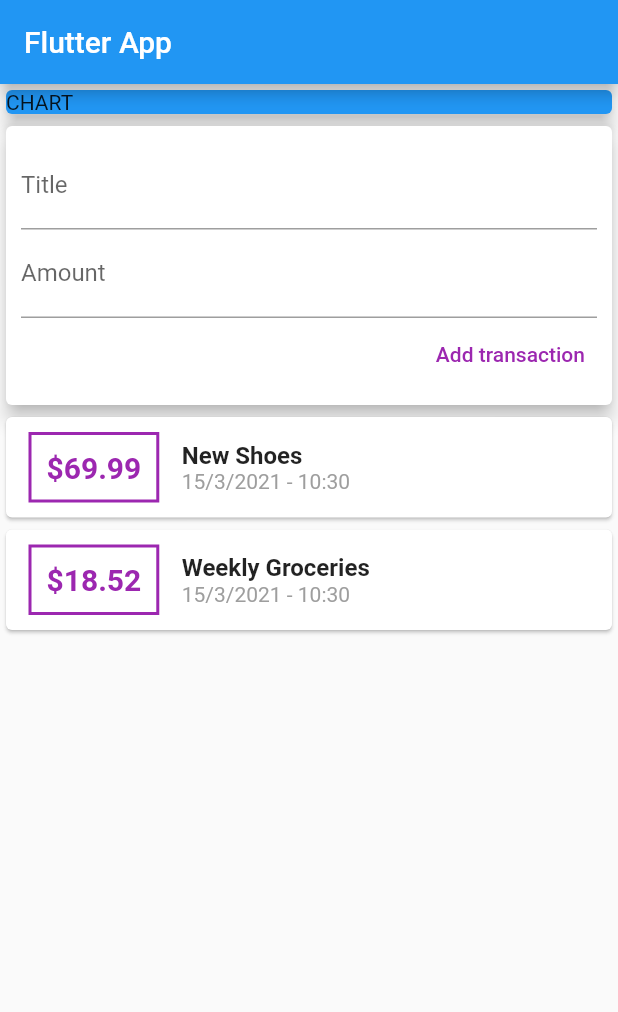
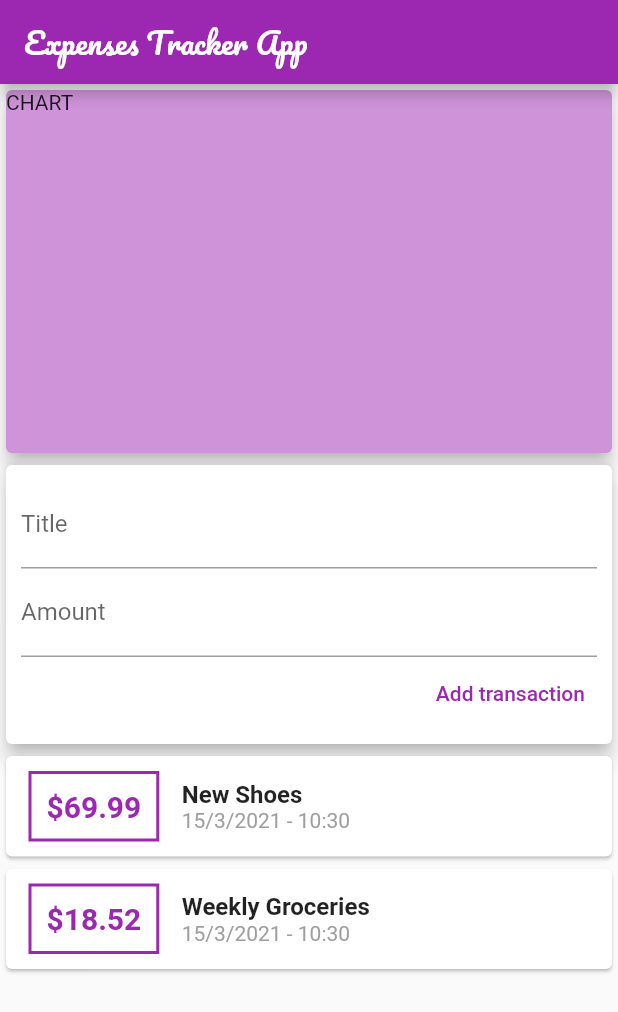
Before and after one commit to PierluigiBarocci/flutter_expenses_app, a Flutter app: the screen it shows after launch, on a phone screen of 412 x 824 dp. Shown: the top 1012 px of the screen. Run offline on Flutter 3.47's test engine with Material 2 defaults, Android fonts, the phone set to English and light mode, and no system bars; our stand-ins replace google_fonts.

Commit message:
styled th appBar

```diff
--- a/lib/main.dart
+++ b/lib/main.dart
@@ -1,4 +1,5 @@
 import 'package:flutter/material.dart';
+import 'package:google_fonts/google_fonts.dart';
 import 'package:expenses_app/widgets/user_transactions.dart';
 
 void main() => runApp(MyApp());
@@ -19,15 +20,22 @@ class MyHomePage extends StatelessWidget {
   Widget build(BuildContext context) {
     return Scaffold(
       appBar: AppBar(
-        title: Text('Flutter App'),
+        title: Text(
+          'Expenses Tracker App',
+          style: GoogleFonts.pacifico(
+            fontSize: 20,
+          ),
+        ),
+        backgroundColor: Colors.purple,
       ),
       body: Column(
         crossAxisAlignment: CrossAxisAlignment.stretch,
         children: <Widget>[
           Container(
+            height: 250,
             width: double.infinity,
             child: Card(
-              color: Colors.blue,
+              color: Colors.purple.shade200,
               child: Text('CHART'),
               elevation: 5,
             ),
--- a/pubspec.yaml
+++ b/pubspec.yaml
@@ -24,6 +24,7 @@ dependencies:
   flutter:
     sdk: flutter
   intl: ^0.17.0
+  google_fonts: ^1.1.1
 
 
   # The following adds the Cupertino Icons font to your application.
```
Also changed, not shown: pubspec.lock.
